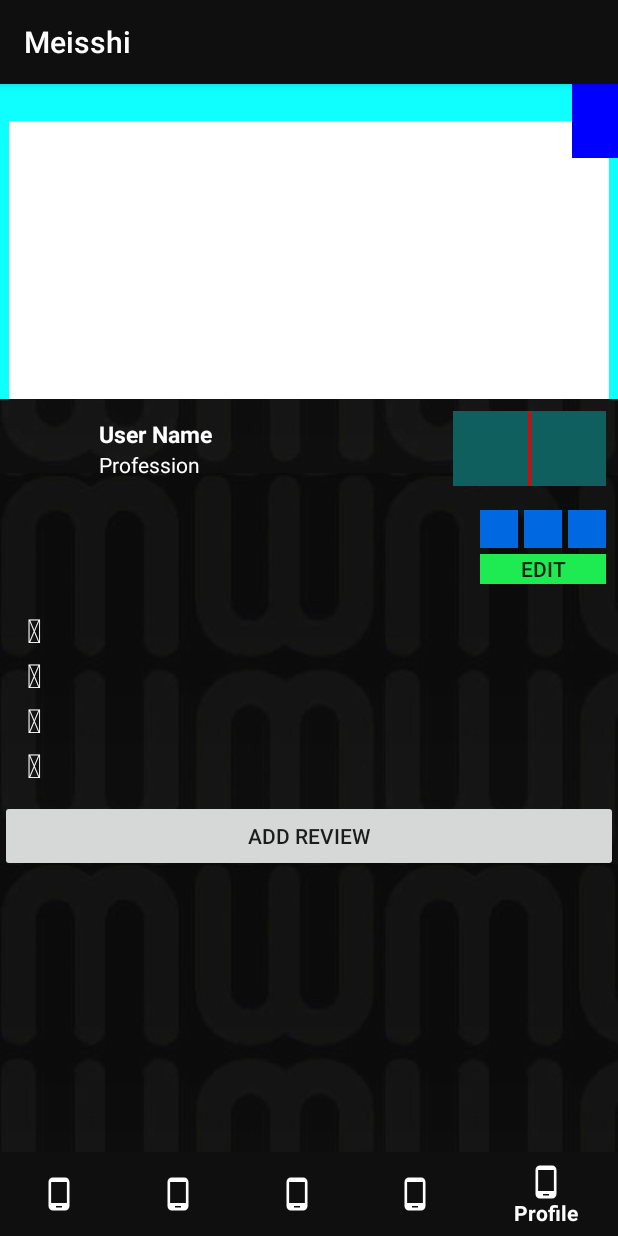
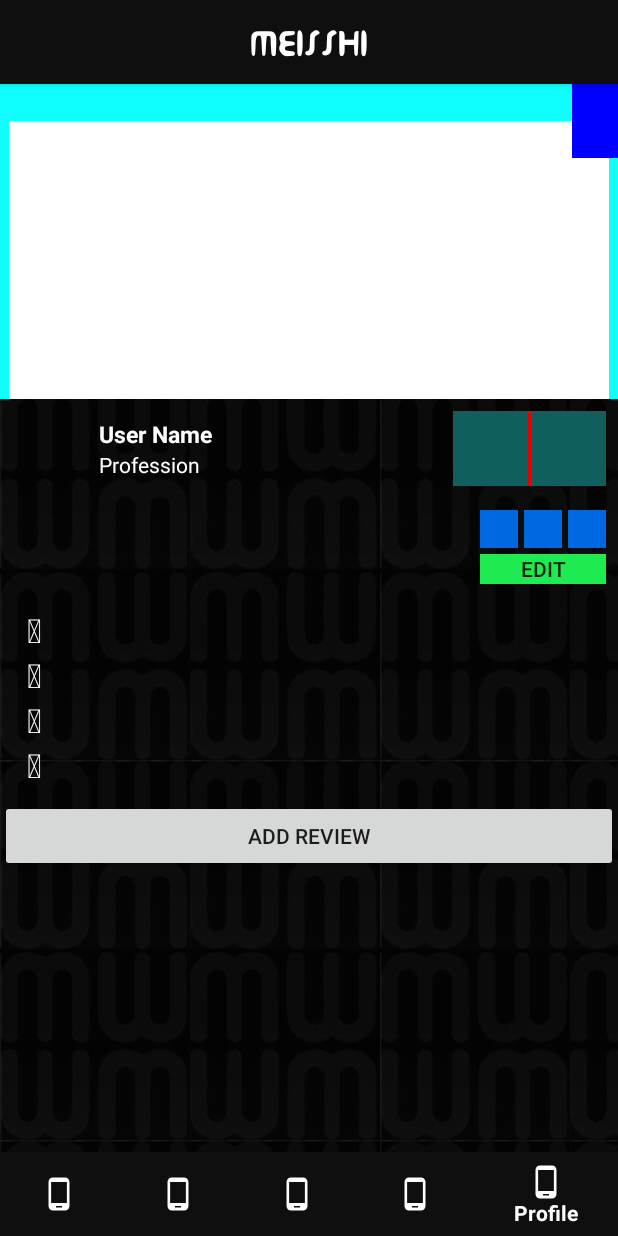
Before and after one commit to agCepeda/m-app-android, an Android app: the MainActivity screen opened directly, with no data from a screen before it, item 5 of the bottom bar chosen, on a phone screen of 412 x 824 dp. Run offline under Robolectric (Android 15) with nearby library versions, the phone set to English and light mode, and no system bars; our stand-ins replace Picasso; plain views replace CircularImageView; network calls fail; pictures from the network do not load; 2 statements that could not run were skipped.

Commit message:
algo de cambios

```diff
--- a/app/src/main/AndroidManifest.xml
+++ b/app/src/main/AndroidManifest.xml
@@ -21,7 +21,8 @@
                 <category android:name="android.intent.category.LAUNCHER"></category>
             </intent-filter>
         </activity>
-        <activity android:name=".ui.activity.MainActivity">
+        <activity android:name=".ui.activity.MainActivity"
+            android:theme="@style/AppThemeNoActionBar">
         </activity>
         <activity android:name=".ui.activity.AuthActivity"></activity>
         <activity android:name=".ui.activity.FollowersActivity"></activity>
--- a/app/src/main/java/com/meisshi/meisshi/ui/activity/MainActivity.java
+++ b/app/src/main/java/com/meisshi/meisshi/ui/activity/MainActivity.java
@@ -1,5 +1,6 @@
 package com.meisshi.meisshi.ui.activity;
 
+import android.graphics.Typeface;
 import android.os.Bundle;
 import android.support.annotation.NonNull;
 import android.support.annotation.Nullable;
@@ -8,13 +9,16 @@ import android.support.v4.app.Fragment;
 import android.support.v4.app.FragmentManager;
 import android.support.v4.app.FragmentTransaction;
 import android.view.MenuItem;
+import android.widget.TextView;
 
+import com.google.android.gms.vision.text.Text;
 import com.meisshi.meisshi.R;
 import com.meisshi.meisshi.ui.fragment.CardHolderFragment;
 import com.meisshi.meisshi.ui.fragment.MyCardFragment;
 import com.meisshi.meisshi.ui.fragment.ProfileFragment;
 import com.meisshi.meisshi.ui.fragment.QrFragment;
 import com.meisshi.meisshi.ui.fragment.SearchFragment;
+import com.meisshi.meisshi.util.FontManager;
 import com.meisshi.meisshi.view.IMainView;
 
 /**
@@ -35,6 +39,10 @@ public class MainActivity extends BaseActivity
     public void setup() {
         BottomNavigationView navigationView = (BottomNavigationView)
                 findViewById(R.id.bottom_navigation_view);
+
+        TextView tvToolbarTitle =  (TextView) findViewById(R.id.tvToolbarTitle);
+        Typeface font = FontManager.getTypeface(getApplicationContext(), FontManager.MEISSHI_FONT);
+        tvToolbarTitle.setTypeface(font, Typeface.NORMAL);
 
         if (navigationView != null) {
 
--- a/app/src/main/java/com/meisshi/meisshi/ui/fragment/ProfileFragment.java
+++ b/app/src/main/java/com/meisshi/meisshi/ui/fragment/ProfileFragment.java
@@ -161,6 +161,7 @@ public class ProfileFragment extends BaseFragment
     @Override
     public void addReviews(Review[] items) {
         mListReviews = Arrays.asList(items);
+        mLvReviews.removeAllViews();
 
         LayoutInflater inflater = LayoutInflater.from(getContext());
         for(Review r : items) {
--- a/app/src/main/java/com/meisshi/meisshi/ui/view/MeisshiCard.java
+++ b/app/src/main/java/com/meisshi/meisshi/ui/view/MeisshiCard.java
@@ -258,6 +258,8 @@ public class MeisshiCard extends RelativeLayout {
     public void setCardData(Card card, User user) {
         this.mCard = card;
         this.mUser = user;
-        buildCard();
+        if (card != null) {
+            buildCard();
+        }
     }
 }
--- a/app/src/main/java/com/meisshi/meisshi/util/FontManager.java
+++ b/app/src/main/java/com/meisshi/meisshi/util/FontManager.java
@@ -13,7 +13,8 @@ import android.widget.TextView;
 public class FontManager {
 
     public static final String ROOT = "fonts/",
-            FONTAWESOME = ROOT + "fontawesome-webfont.ttf";
+            FONTAWESOME = ROOT + "fontawesome-webfont.ttf",
+            MEISSHI_FONT= ROOT + "meisshi.ttf";
 
     public static Typeface getTypeface(Context context, String font) {
         return Typeface.createFromAsset(context.getAssets(), font);
--- a/app/src/main/res/drawable/background_app.xml
+++ b/app/src/main/res/drawable/background_app.xml
@@ -1,5 +1,5 @@
 <?xml version="1.0" encoding="utf-8"?>
 <bitmap xmlns:android="http://schemas.android.com/apk/res/android"
-    android:src="@drawable/back_pattern"
+    android:src="@drawable/background_pattern"
     android:tileModeX="repeat"
     android:tileModeY="repeat" />
--- a/app/src/main/res/layout/activity_followers.xml
+++ b/app/src/main/res/layout/activity_followers.xml
@@ -1,7 +1,8 @@
 <?xml version="1.0" encoding="utf-8"?>
 <LinearLayout xmlns:android="http://schemas.android.com/apk/res/android"
     android:orientation="vertical" android:layout_width="match_parent"
-    android:layout_height="match_parent">
+    android:layout_height="match_parent"
+    android:background="@drawable/background_app">
     <ListView
         android:id="@+id/lvFollowers"
         android:layout_width="match_parent"
--- a/app/src/main/res/layout/activity_main.xml
+++ b/app/src/main/res/layout/activity_main.xml
@@ -6,7 +6,23 @@
     android:layout_height="match_parent"
     android:background="@drawable/background_app"
     android:orientation="vertical">
-
+    <android.support.v7.widget.Toolbar
+        android:id="@+id/my_toolbar"
+        android:layout_width="match_parent"
+        android:layout_height="?attr/actionBarSize"
+        android:background="?attr/colorPrimary"
+        android:elevation="4dp"
+        android:theme="@style/ThemeOverlay.AppCompat.ActionBar"
+        app:popupTheme="@style/ThemeOverlay.AppCompat.Light">
+        <TextView
+            android:layout_width="wrap_content"
+            android:layout_height="wrap_content"
+            android:text="@string/app_toolbar"
+            android:textColor="#fff"
+            android:textSize="30sp"
+            android:layout_gravity="center"
+            android:id="@+id/tvToolbarTitle" />
+    </android.support.v7.widget.Toolbar>
     <FrameLayout
         android:id="@+id/fragment_container"
         android:layout_width="match_parent"
--- a/app/src/main/res/layout/item_follower.xml
+++ b/app/src/main/res/layout/item_follower.xml
@@ -4,8 +4,7 @@
     android:layout_height="wrap_content"
     xmlns:app="http://schemas.android.com/apk/res-auto"
     android:orientation="horizontal"
-    android:padding="8dp"
-    android:background="#000">
+    android:padding="8dp">
 
     <com.mikhaellopez.circularimageview.CircularImageView
         android:id="@+id/imvProfile"
--- a/app/src/main/res/layout/item_user_card.xml
+++ b/app/src/main/res/layout/item_user_card.xml
@@ -3,8 +3,7 @@
     xmlns:app="http://schemas.android.com/apk/res-auto"
     android:orientation="vertical"
     android:layout_width="match_parent"
-    android:layout_height="wrap_content"
-    android:background="#000">
+    android:layout_height="wrap_content">
 
     <LinearLayout
         android:layout_width="match_parent"
@@ -48,7 +47,6 @@
     <com.meisshi.meisshi.ui.view.MeisshiCard
         android:id="@+id/meisshiCard"
         android:layout_width="match_parent"
-        android:layout_height="210dp"
-        android:background="#0fffff" />
+        android:layout_height="210dp"/>
 
 </LinearLayout>
--- a/app/src/main/res/values/strings.xml
+++ b/app/src/main/res/values/strings.xml
@@ -1,5 +1,6 @@
 <resources>
     <string name="app_name">Meisshi</string>
+    <string name="app_toolbar">MEISSHI</string>
     <string name="splash_login">LOG IN</string>
     <string name="splash_are_you_new">R U NEW?</string>
     <string name="login_login">Login</string>
```
Also changed, not shown: app/src/main/java/com/meisshi/meisshi/ui/fragment/SearchFragment.java (+10 -0 lines), app/src/main/res/layout/fragment_search.xml (+7 -1 lines), app/src/main/assets/fonts/meisshi.ttf (added), app/src/main/res/drawable/background_pattern.png (added).
